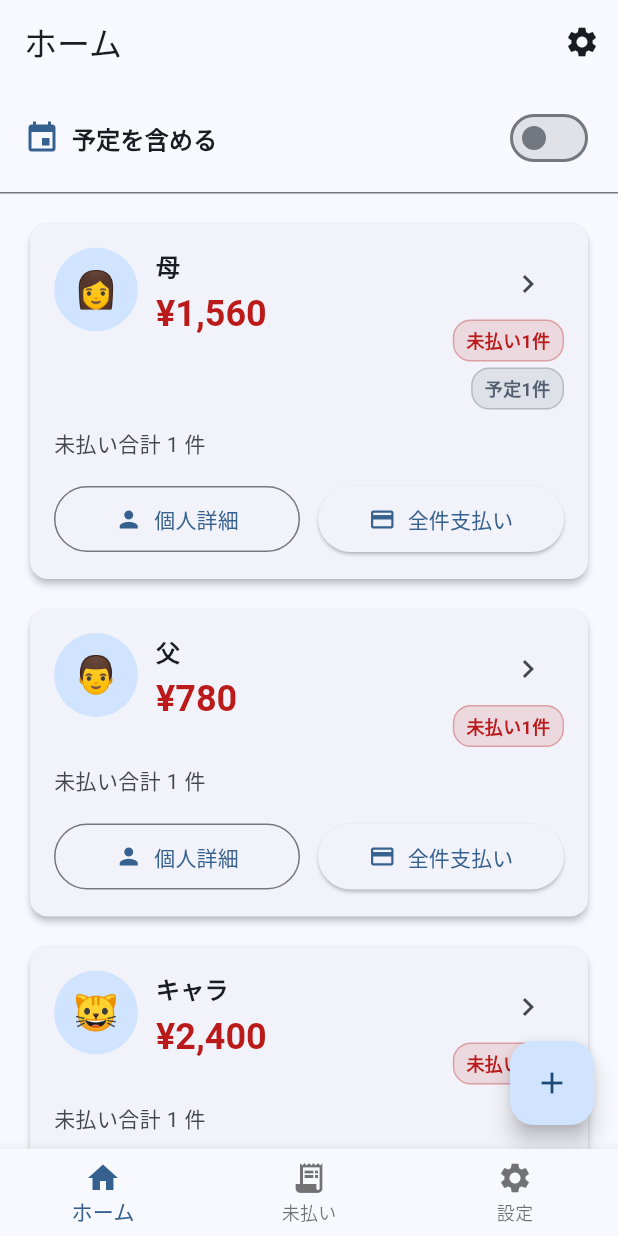
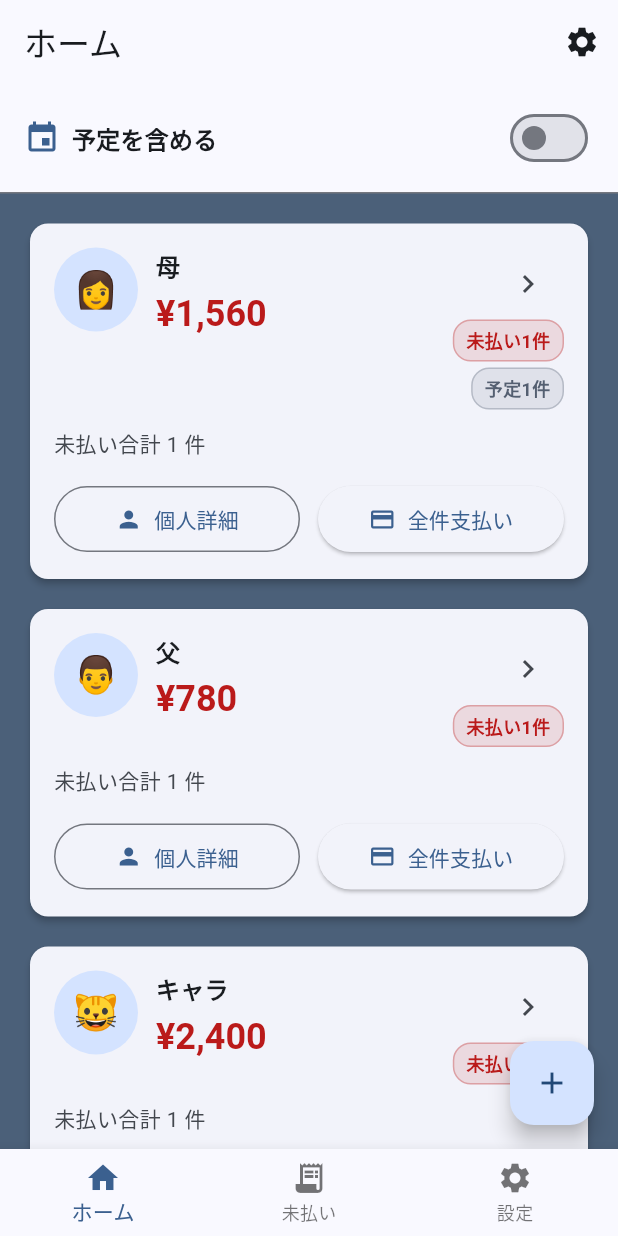
Before and after one commit to N-plus/PaymentCalendar, a Flutter app: the screen it shows after launch, on a phone screen of 412 x 824 dp. Run offline on Flutter 3.47's test engine with Material 3 defaults, Android fonts, the phone set to English and light mode, and no system bars; our stand-ins replace flutter_local_notifications, flutter_riverpod, image_picker, timezone.

Commit message:
Set navy scaffold background

```diff
--- a/lib/main.dart
+++ b/lib/main.dart
@@ -32,7 +32,8 @@ class PaymentCalendarApp extends ConsumerWidget {
       title: 'Payment Calendar',
       debugShowCheckedModeBanner: false,
       theme: ThemeData(
-        colorScheme: ColorScheme.fromSeed(seedColor: Colors.blue),
+        colorScheme: ColorScheme.fromSeed(seedColor: const Color(0xFF001F3F)),
+        scaffoldBackgroundColor: const Color(0xFF001F3F),
         useMaterial3: true,
         fontFamily: 'N'
             'o'
```
